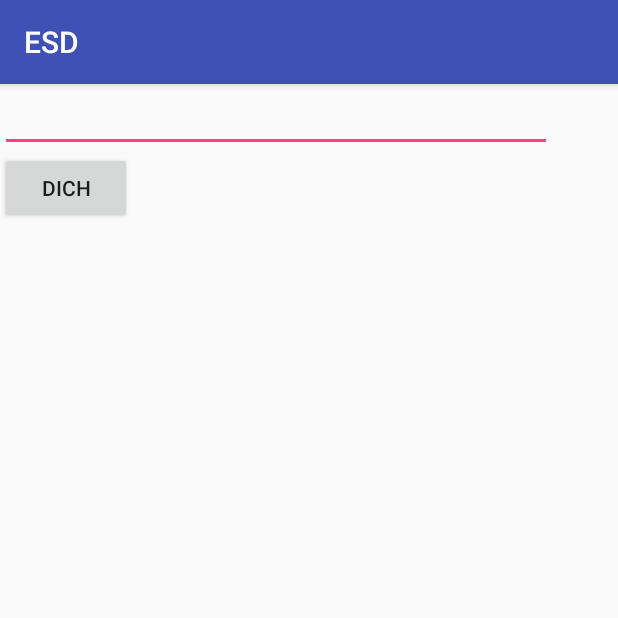
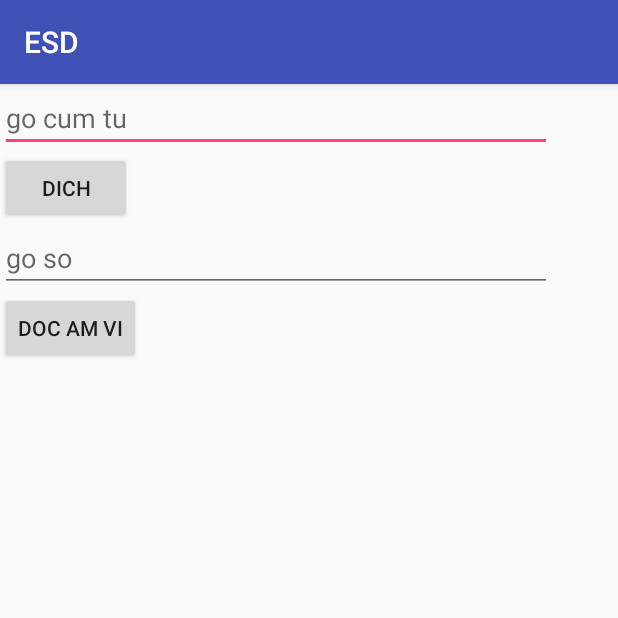
Before and after one commit to esdsag12/ESD_16.17.S2_Saturday_Afternoon_G12, an Android app: the screen it shows after launch (MainActivity), on a phone screen of 412 x 824 dp, the top half of it. Run offline under Robolectric (Android 15) with nearby library versions, the phone set to English and light mode, and no system bars.

Commit message:
[CuongNV] update  doc am vi

```diff
--- a/ESD/app/src/main/java/com/app/esd/esd/Activity/MainActivity.java
+++ b/ESD/app/src/main/java/com/app/esd/esd/Activity/MainActivity.java
@@ -1,6 +1,9 @@
 package com.app.esd.esd.Activity;
 
 import android.app.Dialog;
+import android.media.AudioManager;
+import android.media.MediaPlayer;
+import android.net.Uri;
 import android.support.v7.app.AppCompatActivity;
 import android.os.Bundle;
 import android.view.View;
@@ -13,12 +16,14 @@ import com.app.esd.esd.Modals.ApiModals.OxfordObject;
 import com.app.esd.esd.Modals.ServicesModals.OxfordPronunciationService;
 import com.app.esd.esd.R;
 
-public class MainActivity extends BaseActivity implements OxfordPronuncationListener, View.OnClickListener {
-    Button btnDich;
-    EditText edtText;
+import java.io.IOException;
+
+public class MainActivity extends BaseActivity implements OxfordPronuncationListener, View.OnClickListener, MediaPlayer.OnPreparedListener, MediaPlayer.OnErrorListener, MediaPlayer.OnCompletionListener {
+    Button btnDich, btnDoc;
+    EditText edtText, edtSo;
     String text = "";
     int length = 0, totalLength = 0;
-
+    MediaPlayer mediaPlayer = new MediaPlayer();
 
     @Override
     protected void onCreate(Bundle savedInstanceState) {
@@ -26,7 +31,11 @@ public class MainActivity extends BaseActivity implements OxfordPronuncationList
         setContentView(R.layout.activity_main);
         btnDich = (Button) findViewById(R.id.btn_dich);
         edtText = (EditText) findViewById(R.id.edt_text);
+        btnDoc = (Button) findViewById(R.id.btn_doc);
+        edtSo = (EditText) findViewById(R.id.edt_so);
+        btnDoc.setOnClickListener(this);
         btnDich.setOnClickListener(this);
+
 
     }
 
@@ -56,7 +65,39 @@ public class MainActivity extends BaseActivity implements OxfordPronuncationList
                 for (int i = 0; i < words.length; i++) {
                     new OxfordPronunciationService(this).execute(words[i].trim());
                 }
+
                 break;
+            case R.id.btn_doc:
+                if (Integer.parseInt(edtSo.getText().toString()) < 45 && Integer.parseInt(edtSo.getText().toString())>0) {
+                    mediaPlayer = new MediaPlayer();
+                    mediaPlayer.setAudioStreamType(AudioManager.STREAM_MUSIC);
+                    mediaPlayer.setOnPreparedListener(this);
+                    mediaPlayer.setOnErrorListener(this);
+                    try {
+                        mediaPlayer.setDataSource(getApplicationContext(), Uri.parse("https://noidung.tienganh123.com/file/baihoc/pronunciation/coban/" +
+                                "bai" + edtSo.getText().toString().trim() + "/u" + edtSo.getText().toString().trim() + ".mp3"));
+                    } catch (IOException e) {
+                        e.printStackTrace();
+                    }
+                    mediaPlayer.prepareAsync();
+                    mediaPlayer.setOnCompletionListener(this);
+                }
+                break;
+
         }
     }
+
+    @Override
+    public void onPrepared(MediaPlayer mp) {
+        mp.start();
+    }
+
+    @Override
+    public boolean onError(MediaPlayer mp, int what, int extra) {
+        return false;
+    }
+
+    @Override
+    public void onCompletion(MediaPlayer mp) {
+    }
 }
--- a/ESD/app/src/main/res/layout/activity_main.xml
+++ b/ESD/app/src/main/res/layout/activity_main.xml
@@ -14,12 +14,25 @@
         <EditText
             android:layout_width="match_parent"
             android:layout_height="wrap_content"
+            android:hint="go cum tu"
             android:id="@+id/edt_text"/>
         <Button
             android:layout_width="wrap_content"
             android:layout_height="wrap_content"
             android:text="Dich"
             android:id="@+id/btn_dich"/>
+        <EditText
+            android:layout_width="match_parent"
+            android:layout_height="wrap_content"
+            android:id="@+id/edt_so"
+            android:inputType="number"
+            android:hint="go so"/>
+        <Button
+            android:layout_width="wrap_content"
+            android:layout_height="wrap_content"
+            android:id="@+id/btn_doc"
+            android:text="doc am vi"/>
+
 
     </LinearLayout>
 
```
